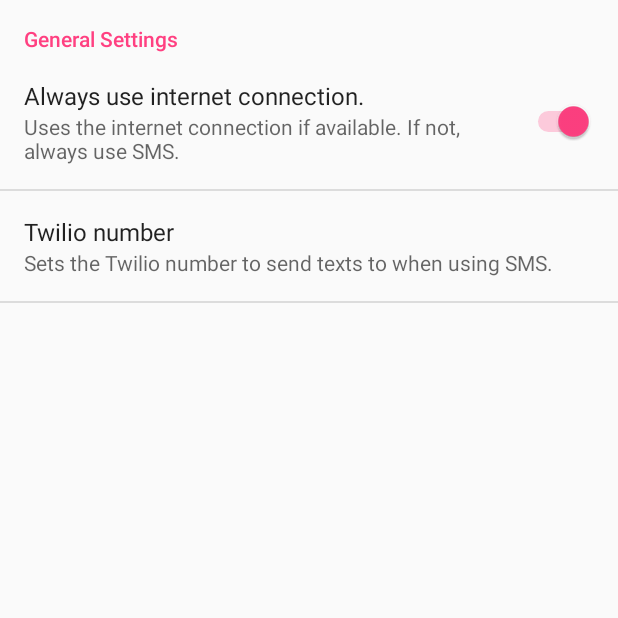
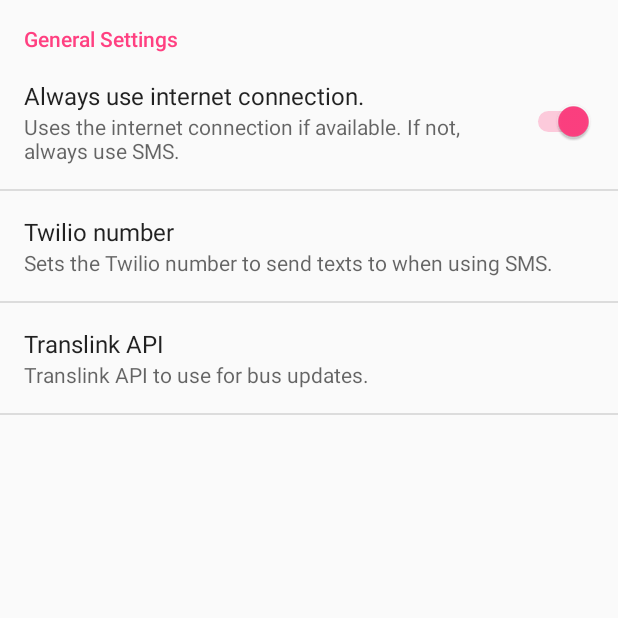
Before and after one commit to kchen52/YetAnotherTranslinkApp, an Android app: the screen it shows after launch (SettingsActivity), in the options menu, after a tap on "Settings", on a phone screen of 412 x 824 dp, the top half of it. Run offline under Robolectric (Android 15) with nearby library versions, the light colour scheme and no system bars; libraries missing offline, so code that uses them is left out: com.google.maps.android.

Commit message:
Refactored to handle Translink API differently

```diff
--- a/app/src/main/java/com/kchen52/yetanothertranslinkapp/RequestHandler.java
+++ b/app/src/main/java/com/kchen52/yetanothertranslinkapp/RequestHandler.java
@@ -22,6 +22,7 @@ public class RequestHandler {
 
     // TODO: Separate sharedpref behaviour out into its own class?
     private String TWILIO_NUMBER;
+    private String TRANSLINK_API;
     private String busesRequested;
     private boolean useInternetIfAvailable;
 
@@ -36,6 +37,7 @@ public class RequestHandler {
         TWILIO_NUMBER = sharedPref.getString(appContext.getString(R.string.saved_twilio_number), appContext.getString(R.string.saved_twilio_number_default));
         busesRequested = sharedPref.getString(appContext.getString(R.string.saved_buses_requested), appContext.getString(R.string.saved_buses_requested_default));
         useInternetIfAvailable = sharedPref.getBoolean(appContext.getString(R.string.use_internet_if_available), true);
+        TRANSLINK_API = sharedPref.getString(appContext.getString(R.string.translink_api), appContext.getString(R.string.translink_api_default));
     }
 
     public String getBusesRequested() {
@@ -63,6 +65,9 @@ public class RequestHandler {
         return activeNetworkInfo != null && activeNetworkInfo.isConnected();
     }
 
+    public boolean hasTranslinkAPI() {
+        return !TRANSLINK_API.equals("");
+    }
 
     public BusHandler updateWithInternet() {
         final BusHandler newBusHandler = new BusHandler(appContext);
@@ -72,7 +77,7 @@ public class RequestHandler {
         Thread requestThread = new Thread() {
             public void run() {
                 for (String bus : buses) {
-                    String busRequestURL = "http://api.translink.ca/rttiapi/v1/buses?apikey=1517ba37nS64aO4ZjqBD" +
+                    String busRequestURL = "http://api.translink.ca/rttiapi/v1/buses?apikey=" + TRANSLINK_API +
                             "&routeNo=" + bus;
                     String GETRequestResult = sendGetRequest(busRequestURL);
 
--- a/app/src/main/res/values/strings.xml
+++ b/app/src/main/res/values/strings.xml
@@ -17,4 +17,8 @@
     <string name="saved_twilio_number_default">+6041234567</string>
     <string name="saved_buses_requested_default"></string>
     <string name="title_activity_settings">Settings</string>
+    <string name="translink_api">translinkApi</string>
+    <string name="translink_api_default"></string>
+
+
 </resources>
--- a/app/src/main/res/xml/pref_general.xml
+++ b/app/src/main/res/xml/pref_general.xml
@@ -8,7 +8,6 @@
             android:title="Always use internet connection." />
 
         <EditTextPreference
-            android:defaultValue="+17786554235"
             android:inputType="phone"
             android:key="savedTwilioNumber"
             android:maxLines="1"
@@ -16,5 +15,14 @@
             android:singleLine="true"
             android:title="Twilio number"
             android:summary="Sets the Twilio number to send texts to when using SMS."/>
+
+        <EditTextPreference
+            android:inputType="text"
+            android:key="@string/translink_api"
+            android:maxLines="1"
+            android:selectAllOnFocus="true"
+            android:singleLine="true"
+            android:title="Translink API"
+            android:summary="Translink API to use for bus updates."/>
     </PreferenceCategory>
 </PreferenceScreen>
```
Also changed, not shown: app/src/main/java/com/kchen52/yetanothertranslinkapp/MapsActivity.java (+6 -1 lines).
